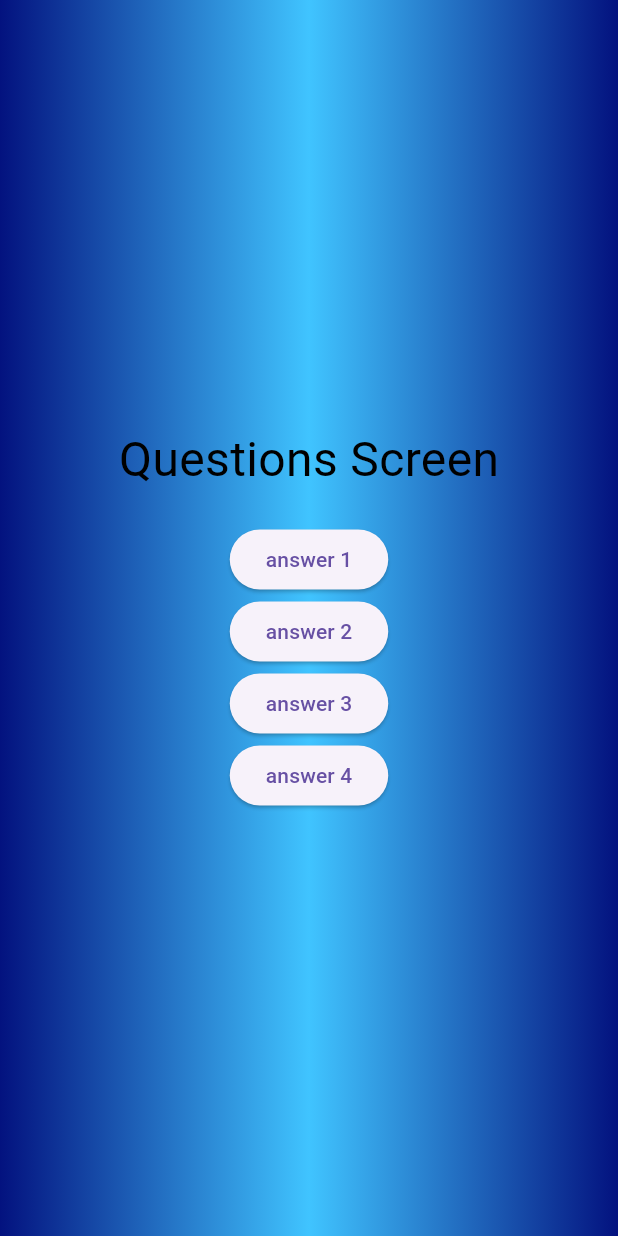
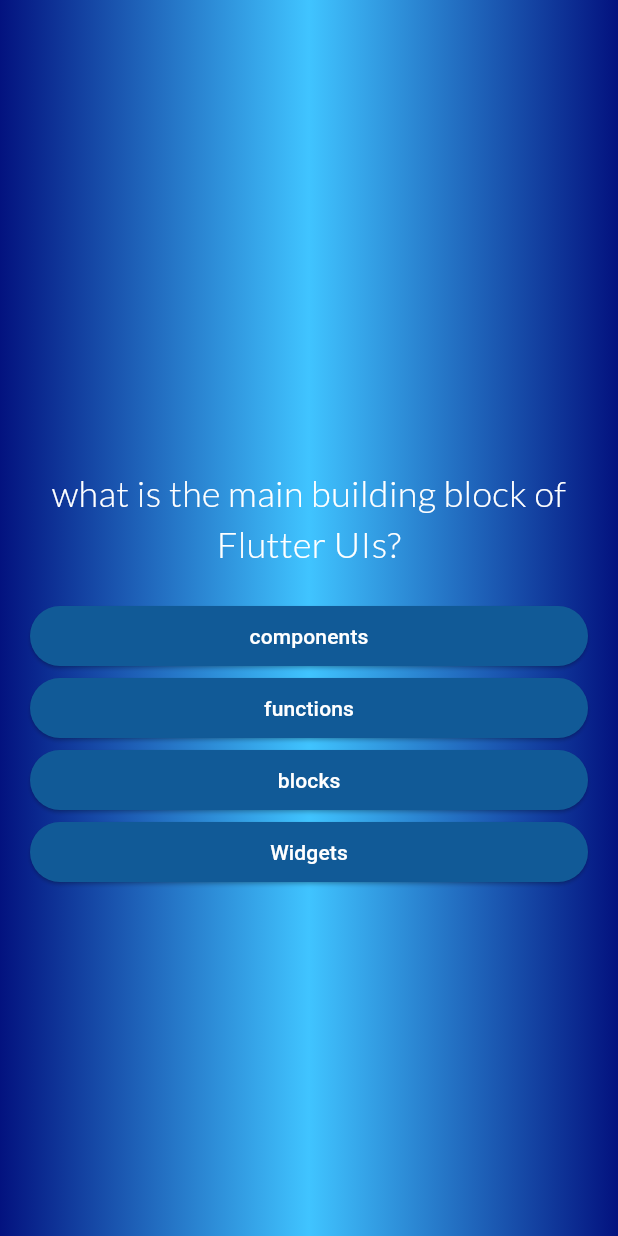
Before and after one commit to Gaurang-02/quiz_application, a Flutter app: the screen it shows after launch, after a tap on "Start", on a phone screen of 412 x 824 dp. Run offline on Flutter 3.47's test engine with Material 3 defaults, Android fonts, the phone set to English and light mode, and no system bars; our stand-ins replace google_fonts.

Commit message:
new commit

```diff
--- /dev/null
+++ b/lib/answer_button.dart
@@ -0,0 +1,30 @@
+import 'package:flutter/material.dart';
+
+class AnswerButton extends StatelessWidget {
+  const AnswerButton(this.answer, this.ontap, {super.key});
+
+  final String answer;
+  final void Function() ontap;
+
+  @override
+  Widget build(BuildContext context) {
+    return ElevatedButton(
+      onPressed: ontap,
+      style: ElevatedButton.styleFrom(
+        padding: const EdgeInsets.symmetric(
+          horizontal: 90,
+          vertical: 10,
+        ),
+        shape: RoundedRectangleBorder(
+          borderRadius: BorderRadius.circular(50),
+        ),
+        backgroundColor: const Color.fromARGB(255, 17, 90, 151),
+        foregroundColor: Colors.white,
+      ),
+      child: Text(
+        answer,
+        textAlign: TextAlign.start,
+      ),
+    );
+  }
+}
--- a/lib/main.dart
+++ b/lib/main.dart
@@ -3,6 +3,7 @@ import 'package:quiz_app/quiz.dart';
 
 void main() {
   runApp(
-      const Quiz(),
+
+    const Quiz(),
   );
 }
--- a/lib/models/quiz_questions.dart
+++ b/lib/models/quiz_questions.dart
@@ -1,6 +1,14 @@
+import 'package:quiz_app/answer_button.dart';
+
 class QuizQuestions{
   const QuizQuestions(this.questions,this.answer);
 
   final String questions;
   final List<String> answer;
+
+  List<String> getShuffledAnswers(){
+    final shuffledAnswer=List.of(answer);
+    shuffledAnswer.shuffle();
+    return shuffledAnswer;
+  }
 }
--- a/lib/question_screen.dart
+++ b/lib/question_screen.dart
@@ -1,4 +1,7 @@
 import 'package:flutter/material.dart';
+import 'package:quiz_app/answer_button.dart';
+import 'package:quiz_app/questions.dart';
+import 'package:google_fonts/google_fonts.dart';
 
 class QuestionScreen extends StatefulWidget {
   const QuestionScreen({super.key});
@@ -10,8 +13,17 @@ class QuestionScreen extends StatefulWidget {
 }
 
 class _QuestionScreenState extends State<QuestionScreen> {
+  var currentQuestionIdx = 0;
+
+  void answerQuestion() {
+    setState(() {
+      currentQuestionIdx++;
+    });
+  }
+
   @override
   Widget build(context) {
+    final currentQuestion = questions[currentQuestionIdx];
     return SizedBox(
       width: double.infinity,
       child: Container(
@@ -22,24 +34,35 @@ class _QuestionScreenState extends State<QuestionScreen> {
             Color.fromARGB(255, 3, 18, 127),
           ]),
         ),
+        child: Container(
+          margin: const EdgeInsets.only(
+            bottom: 10,
+            left: 20,
+            right:20,
+            top:10,
+          ),
           child: Column(
             mainAxisAlignment: MainAxisAlignment.center,
+            crossAxisAlignment: CrossAxisAlignment.stretch,
             children: [
-            const Text(
-              'Questions Screen',
-              style: TextStyle(
-                fontSize: 32,
-                color: Colors.black,
+              const Padding(padding: EdgeInsets.all(40)),
+              Text(
+                currentQuestion.questions,
+                style: GoogleFonts.lato(
+                  color: Colors.white,
+                  fontSize: 24,
+                  fontWeight: FontWeight.w300,
                 ),
+                textAlign: TextAlign.center,
               ),
               const SizedBox(
                 height: 20,
               ),
-            ElevatedButton(onPressed: () {}, child: const Text('answer 1')),
-            ElevatedButton(onPressed: () {}, child: const Text('answer 2')),
-            ElevatedButton(onPressed: () {}, child: const Text('answer 3')),
-            ElevatedButton(onPressed: () {}, child: const Text('answer 4')),
+              ...currentQuestion.getShuffledAnswers().map((answer) {
+                return AnswerButton(answer, answerQuestion);
+              })
             ],
+          ),
         ),
       ),
     );
--- a/lib/questions.dart
+++ b/lib/questions.dart
@@ -9,9 +9,8 @@ const questions = [
       'blocks',
       'functions',
     ],
-
   ),
-    QuizQuestions('How are Flutter UIs built?', [
+  QuizQuestions('How are Flutter UIs built?', [
     'By combining widgets in code',
     'By combining widgets in a visual editor',
     'By defining widgets in config files',
--- a/pubspec.yaml
+++ b/pubspec.yaml
@@ -35,6 +35,7 @@ dependencies:
   # The following adds the Cupertino Icons font to your application.
   # Use with the CupertinoIcons class for iOS style icons.
   cupertino_icons: ^1.0.6
+  google_fonts: ^6.2.1
 
 dev_dependencies:
   flutter_test:
```
Also changed, not shown: pubspec.lock, 1 other file. Lines whose indentation alone changed are shown as unchanged.
